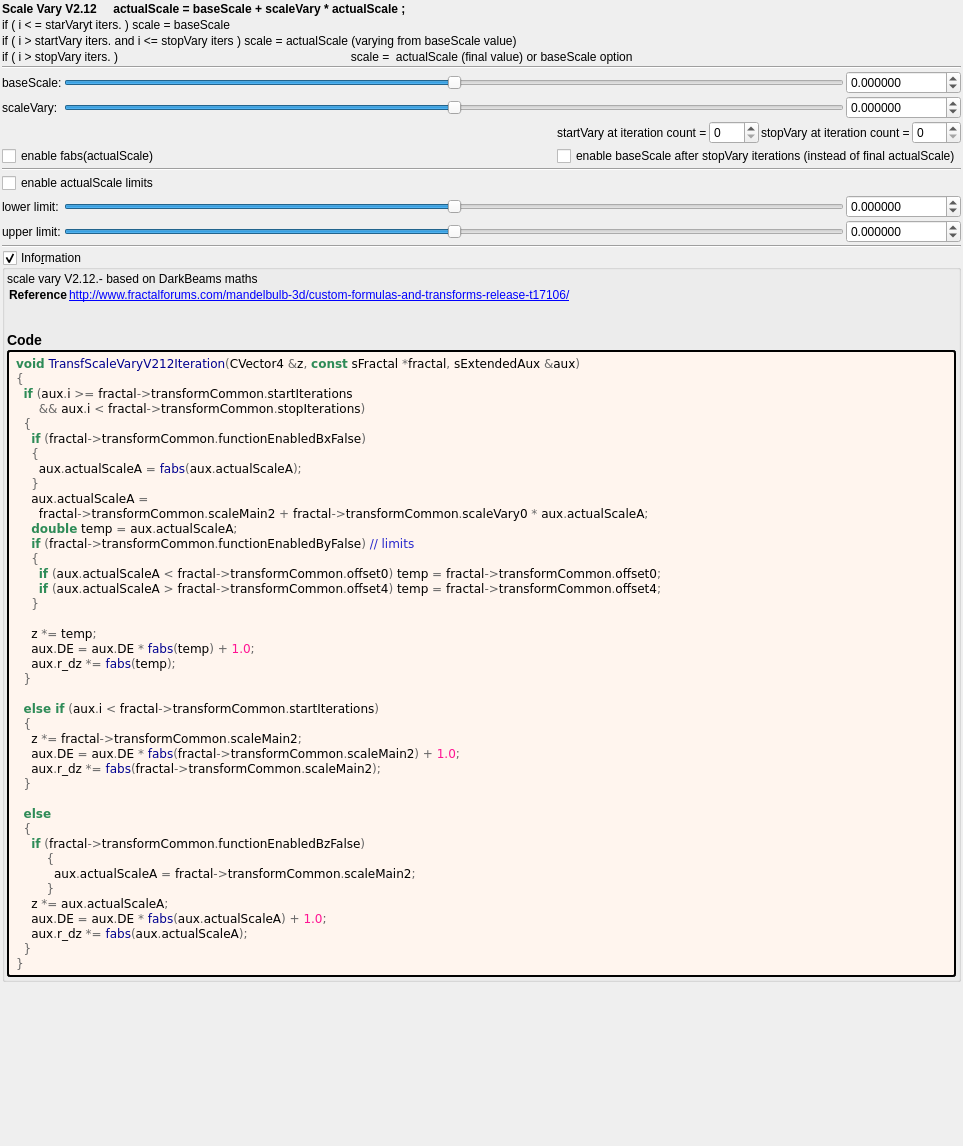
Above: mandelbulber2/formula/ui/fractal_transf_scale_vary_v212.ui from buddhi1980/mandelbulber2 before the change. Below: the same form after it.
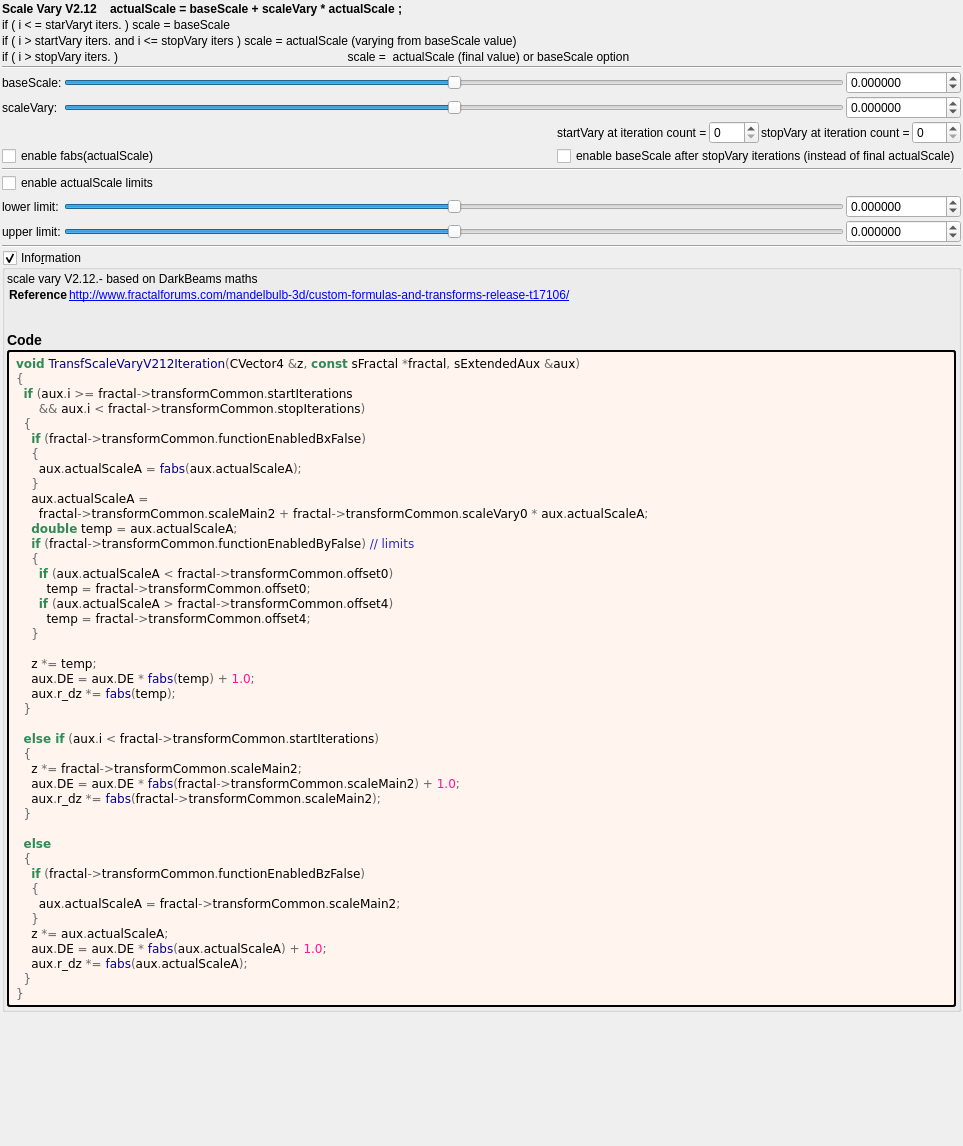
That is the form after the change. Custom widgets are drawn as their Qt base class.

What changed in the file:
```diff
--- a/mandelbulber2/formula/ui/fractal_transf_scale_vary_v212.ui
+++ b/mandelbulber2/formula/ui/fractal_transf_scale_vary_v212.ui
@@ -48,7 +48,7 @@
      <item row="3" column="0" colspan="3">
       <widget class="QLabel" name="label_157">
        <property name="text">
-        <string>if ( i &gt; stopVary iters. )                                                                      scale =  actualScale (final value) or baseScale option</string>
+        <string>if ( i &gt; stopVary iters. )                                                                     scale =  actualScale (final value) or baseScale option</string>
        </property>
       </widget>
      </item>
@@ -61,7 +61,7 @@
         </font>
        </property>
        <property name="text">
-        <string>Scale Vary V2.12     actualScale = baseScale + scaleVary * actualScale ;</string>
+        <string>Scale Vary V2.12    actualScale = baseScale + scaleVary * actualScale ;</string>
        </property>
       </widget>
      </item>
@@ -487,8 +487,10 @@
     &lt;span style=&quot;color:#2e8b57; font-weight:bold&quot;&gt;double&lt;/span&gt; temp &lt;span style=&quot;color:#676767&quot;&gt;=&lt;/span&gt; aux&lt;span style=&quot;color:#676767&quot;&gt;.&lt;/span&gt;actualScaleA&lt;span style=&quot;color:#676767&quot;&gt;;&lt;/span&gt;
     &lt;span style=&quot;color:#2e8b57; font-weight:bold&quot;&gt;if&lt;/span&gt; &lt;span style=&quot;color:#676767&quot;&gt;(&lt;/span&gt;fractal&lt;span style=&quot;color:#676767&quot;&gt;-&amp;gt;&lt;/span&gt;transformCommon&lt;span style=&quot;color:#676767&quot;&gt;.&lt;/span&gt;functionEnabledByFalse&lt;span style=&quot;color:#676767&quot;&gt;)&lt;/span&gt; &lt;span style=&quot;color:#2929cc&quot;&gt;// limits&lt;/span&gt;
     &lt;span style=&quot;color:#676767&quot;&gt;{&lt;/span&gt;
-      &lt;span style=&quot;color:#2e8b57; font-weight:bold&quot;&gt;if&lt;/span&gt; &lt;span style=&quot;color:#676767&quot;&gt;(&lt;/span&gt;aux&lt;span style=&quot;color:#676767&quot;&gt;.&lt;/span&gt;actualScaleA &lt;span style=&quot;color:#676767&quot;&gt;&amp;lt;&lt;/span&gt; fractal&lt;span style=&quot;color:#676767&quot;&gt;-&amp;gt;&lt;/span&gt;transformCommon&lt;span style=&quot;color:#676767&quot;&gt;.&lt;/span&gt;offset0&lt;span style=&quot;color:#676767&quot;&gt;)&lt;/span&gt; temp &lt;span style=&quot;color:#676767&quot;&gt;=&lt;/span&gt; fractal&lt;span style=&quot;color:#676767&quot;&gt;-&amp;gt;&lt;/span&gt;transformCommon&lt;span style=&quot;color:#676767&quot;&gt;.&lt;/span&gt;offset0&lt;span style=&quot;color:#676767&quot;&gt;;&lt;/span&gt;
-      &lt;span style=&quot;color:#2e8b57; font-weight:bold&quot;&gt;if&lt;/span&gt; &lt;span style=&quot;color:#676767&quot;&gt;(&lt;/span&gt;aux&lt;span style=&quot;color:#676767&quot;&gt;.&lt;/span&gt;actualScaleA &lt;span style=&quot;color:#676767&quot;&gt;&amp;gt;&lt;/span&gt; fractal&lt;span style=&quot;color:#676767&quot;&gt;-&amp;gt;&lt;/span&gt;transformCommon&lt;span style=&quot;color:#676767&quot;&gt;.&lt;/span&gt;offset4&lt;span style=&quot;color:#676767&quot;&gt;)&lt;/span&gt; temp &lt;span style=&quot;color:#676767&quot;&gt;=&lt;/span&gt; fractal&lt;span style=&quot;color:#676767&quot;&gt;-&amp;gt;&lt;/span&gt;transformCommon&lt;span style=&quot;color:#676767&quot;&gt;.&lt;/span&gt;offset4&lt;span style=&quot;color:#676767&quot;&gt;;&lt;/span&gt;
+      &lt;span style=&quot;color:#2e8b57; font-weight:bold&quot;&gt;if&lt;/span&gt; &lt;span style=&quot;color:#676767&quot;&gt;(&lt;/span&gt;aux&lt;span style=&quot;color:#676767&quot;&gt;.&lt;/span&gt;actualScaleA &lt;span style=&quot;color:#676767&quot;&gt;&amp;lt;&lt;/span&gt; fractal&lt;span style=&quot;color:#676767&quot;&gt;-&amp;gt;&lt;/span&gt;transformCommon&lt;span style=&quot;color:#676767&quot;&gt;.&lt;/span&gt;offset0&lt;span style=&quot;color:#676767&quot;&gt;)&lt;/span&gt;
+        temp &lt;span style=&quot;color:#676767&quot;&gt;=&lt;/span&gt; fractal&lt;span style=&quot;color:#676767&quot;&gt;-&amp;gt;&lt;/span&gt;transformCommon&lt;span style=&quot;color:#676767&quot;&gt;.&lt;/span&gt;offset0&lt;span style=&quot;color:#676767&quot;&gt;;&lt;/span&gt;
+      &lt;span style=&quot;color:#2e8b57; font-weight:bold&quot;&gt;if&lt;/span&gt; &lt;span style=&quot;color:#676767&quot;&gt;(&lt;/span&gt;aux&lt;span style=&quot;color:#676767&quot;&gt;.&lt;/span&gt;actualScaleA &lt;span style=&quot;color:#676767&quot;&gt;&amp;gt;&lt;/span&gt; fractal&lt;span style=&quot;color:#676767&quot;&gt;-&amp;gt;&lt;/span&gt;transformCommon&lt;span style=&quot;color:#676767&quot;&gt;.&lt;/span&gt;offset4&lt;span style=&quot;color:#676767&quot;&gt;)&lt;/span&gt;
+        temp &lt;span style=&quot;color:#676767&quot;&gt;=&lt;/span&gt; fractal&lt;span style=&quot;color:#676767&quot;&gt;-&amp;gt;&lt;/span&gt;transformCommon&lt;span style=&quot;color:#676767&quot;&gt;.&lt;/span&gt;offset4&lt;span style=&quot;color:#676767&quot;&gt;;&lt;/span&gt;
     &lt;span style=&quot;color:#676767&quot;&gt;}&lt;/span&gt;
 
     z &lt;span style=&quot;color:#676767&quot;&gt;*=&lt;/span&gt; temp&lt;span style=&quot;color:#676767&quot;&gt;;&lt;/span&gt;
@@ -506,9 +508,9 @@
   &lt;span style=&quot;color:#2e8b57; font-weight:bold&quot;&gt;else&lt;/span&gt;
   &lt;span style=&quot;color:#676767&quot;&gt;{&lt;/span&gt;
     &lt;span style=&quot;color:#2e8b57; font-weight:bold&quot;&gt;if&lt;/span&gt; &lt;span style=&quot;color:#676767&quot;&gt;(&lt;/span&gt;fractal&lt;span style=&quot;color:#676767&quot;&gt;-&amp;gt;&lt;/span&gt;transformCommon&lt;span style=&quot;color:#676767&quot;&gt;.&lt;/span&gt;functionEnabledBzFalse&lt;span style=&quot;color:#676767&quot;&gt;)&lt;/span&gt;
-        &lt;span style=&quot;color:#676767&quot;&gt;{&lt;/span&gt;
-          aux&lt;span style=&quot;color:#676767&quot;&gt;.&lt;/span&gt;actualScaleA &lt;span style=&quot;color:#676767&quot;&gt;=&lt;/span&gt; fractal&lt;span style=&quot;color:#676767&quot;&gt;-&amp;gt;&lt;/span&gt;transformCommon&lt;span style=&quot;color:#676767&quot;&gt;.&lt;/span&gt;scaleMain2&lt;span style=&quot;color:#676767&quot;&gt;;&lt;/span&gt;
-        &lt;span style=&quot;color:#676767&quot;&gt;}&lt;/span&gt;
+    &lt;span style=&quot;color:#676767&quot;&gt;{&lt;/span&gt;
+      aux&lt;span style=&quot;color:#676767&quot;&gt;.&lt;/span&gt;actualScaleA &lt;span style=&quot;color:#676767&quot;&gt;=&lt;/span&gt; fractal&lt;span style=&quot;color:#676767&quot;&gt;-&amp;gt;&lt;/span&gt;transformCommon&lt;span style=&quot;color:#676767&quot;&gt;.&lt;/span&gt;scaleMain2&lt;span style=&quot;color:#676767&quot;&gt;;&lt;/span&gt;
+    &lt;span style=&quot;color:#676767&quot;&gt;}&lt;/span&gt;
     z &lt;span style=&quot;color:#676767&quot;&gt;*=&lt;/span&gt; aux&lt;span style=&quot;color:#676767&quot;&gt;.&lt;/span&gt;actualScaleA&lt;span style=&quot;color:#676767&quot;&gt;;&lt;/span&gt;
     aux&lt;span style=&quot;color:#676767&quot;&gt;.&lt;/span&gt;DE &lt;span style=&quot;color:#676767&quot;&gt;=&lt;/span&gt; aux&lt;span style=&quot;color:#676767&quot;&gt;.&lt;/span&gt;DE &lt;span style=&quot;color:#676767&quot;&gt;*&lt;/span&gt; &lt;span style=&quot;color:#00008f&quot;&gt;fabs&lt;/span&gt;&lt;span style=&quot;color:#676767&quot;&gt;(&lt;/span&gt;aux&lt;span style=&quot;color:#676767&quot;&gt;.&lt;/span&gt;actualScaleA&lt;span style=&quot;color:#676767&quot;&gt;) +&lt;/span&gt; &lt;span style=&quot;color:#ff1493&quot;&gt;1.0&lt;/span&gt;&lt;span style=&quot;color:#676767&quot;&gt;;&lt;/span&gt;
     aux&lt;span style=&quot;color:#676767&quot;&gt;.&lt;/span&gt;r_dz &lt;span style=&quot;color:#676767&quot;&gt;*=&lt;/span&gt; &lt;span style=&quot;color:#00008f&quot;&gt;fabs&lt;/span&gt;&lt;span style=&quot;color:#676767&quot;&gt;(&lt;/span&gt;aux&lt;span style=&quot;color:#676767&quot;&gt;.&lt;/span&gt;actualScaleA&lt;span style=&quot;color:#676767&quot;&gt;);&lt;/span&gt;
```
Left out of the diff: 12 changed lines with no effect on the pictures. Lines whose indentation alone changed are shown as unchanged.
